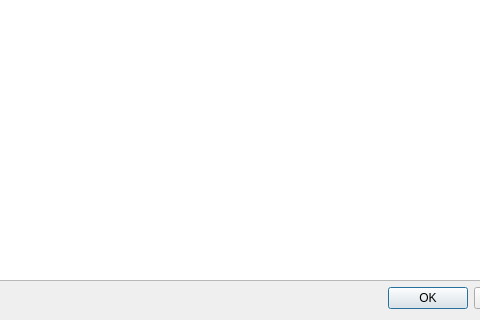
Before: the Qt Designer form ui/src_view.ui in iocroblab/coindesigner, drawn with Qt 5; both pictures show x 197 to 677 and y 105 to 425 of the 762 by 425 pixel window.
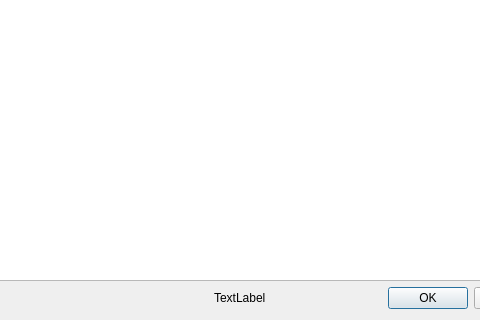
After: the same form once the commit is applied.

Commit message: Show line numbers in source editor bug when source editor return with no changes.

The edit to the form file:
```diff
--- a/ui/src_view.ui
+++ b/ui/src_view.ui
@@ -50,6 +50,13 @@
        </property>
       </spacer>
      </item>
+     <item>
+      <widget class="QLabel" name="lineLabel" >
+       <property name="text" >
+        <string>TextLabel</string>
+       </property>
+      </widget>
+     </item>
      <item>
       <widget class="QDialogButtonBox" name="buttonBox" >
        <property name="orientation" >
```
The commit also changes 3 other files.
